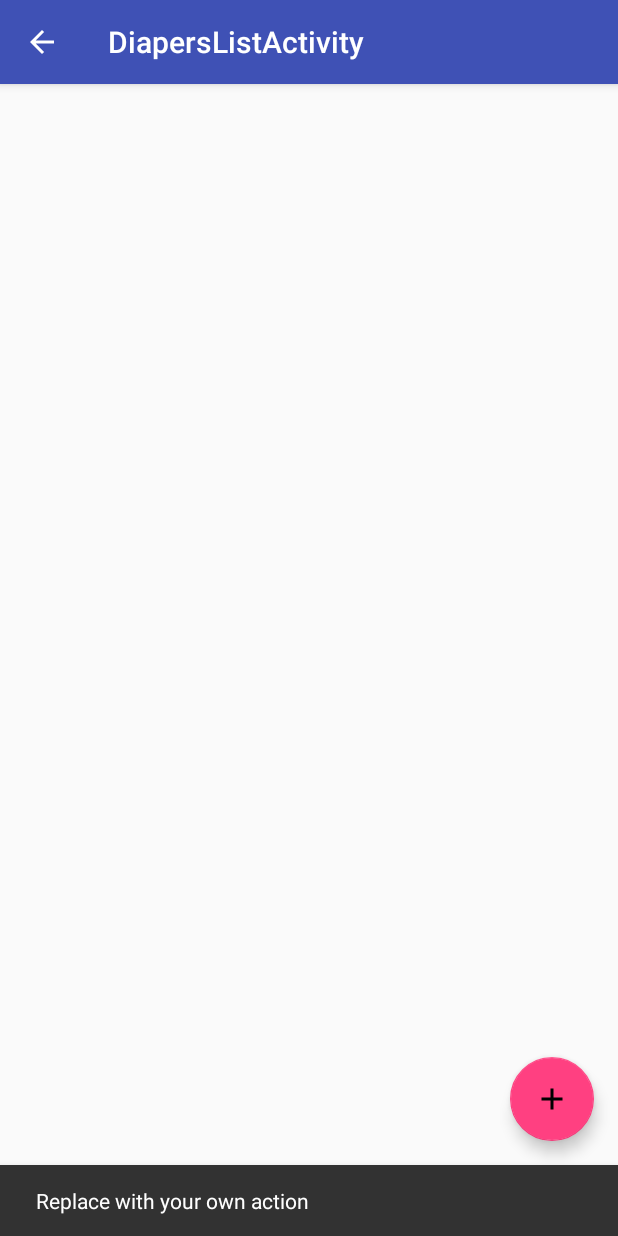
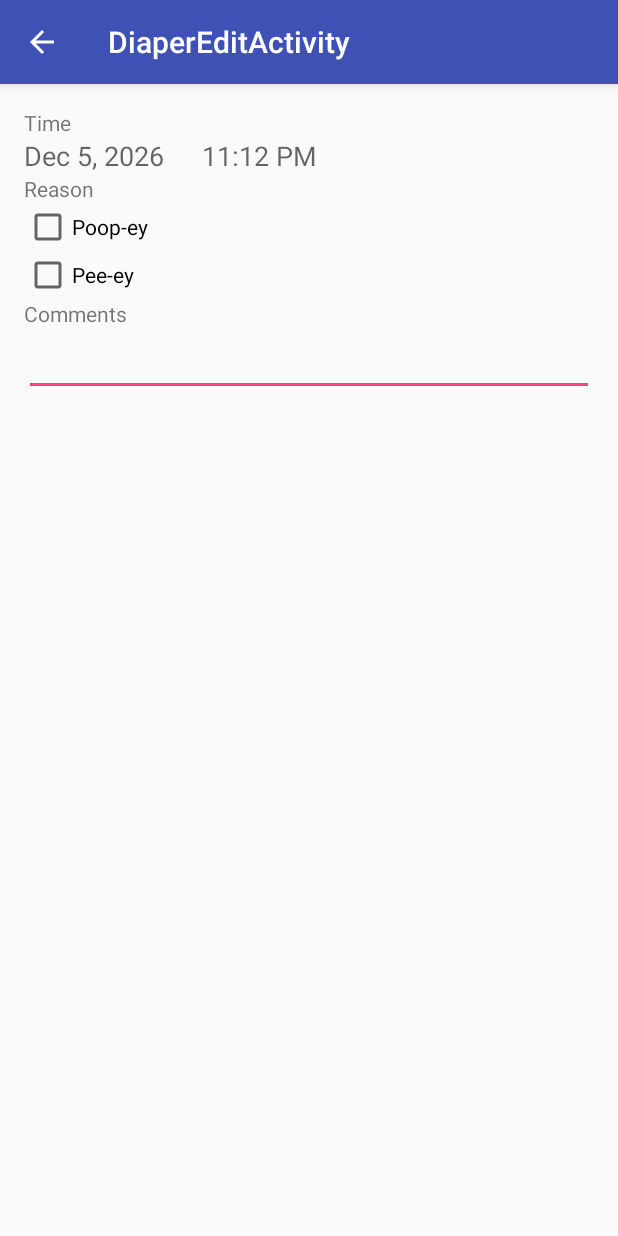
Before and after one commit to rohit-rao/babystats, an Android app: the DiapersListActivity screen opened directly, with no data from a screen before it, after a tap on an icon or button, on a phone screen of 412 x 824 dp. Run offline under Robolectric (Android 15) with nearby library versions, the phone set to English and light mode, and no system bars; our stand-ins replace Firebase (no records; nobody signed in at launch, a user with empty details on screens opened directly).

Commit message:
Imports the UI for viewing and editing diapers.

```diff
--- /dev/null
+++ b/app/src/main/java/com/raogers/babystats/DiaperEditActivity.java
@@ -0,0 +1,193 @@
+package com.raogers.babystats;
+
+import android.app.DatePickerDialog;
+import android.app.Dialog;
+import android.app.TimePickerDialog;
+import android.os.Bundle;
+import android.app.DialogFragment;
+import android.support.v7.app.AppCompatActivity;
+import android.support.v7.widget.Toolbar;
+import android.view.View;
+import android.widget.CheckBox;
+import android.widget.CompoundButton;
+import android.widget.DatePicker;
+import android.widget.EditText;
+import android.widget.TextView;
+import android.widget.TimePicker;
+
+import com.google.firebase.database.DataSnapshot;
+import com.google.firebase.database.DatabaseError;
+import com.google.firebase.database.DatabaseReference;
+import com.google.firebase.database.FirebaseDatabase;
+import com.google.firebase.database.ValueEventListener;
+import com.raogers.babystats.models.Diaper;
+
+import java.text.DateFormat;
+import java.util.Calendar;
+import java.util.Date;
+import java.util.GregorianCalendar;
+
+public class DiaperEditActivity extends AppCompatActivity implements ValueEventListener, TimePickerDialog.OnTimeSetListener, DatePickerDialog.OnDateSetListener {
+
+    public static String EXTRA_PATH = "path";
+
+    private DatabaseReference mDatabaseRef;
+    private Diaper mData;
+
+    @Override
+    protected void onCreate(Bundle savedInstanceState) {
+        super.onCreate(savedInstanceState);
+        setContentView(R.layout.activity_diaper_edit);
+        Toolbar toolbar = (Toolbar) findViewById(R.id.toolbar);
+        setSupportActionBar(toolbar);
+        getSupportActionBar().setDisplayHomeAsUpEnabled(true);
+
+        if (!getIntent().hasExtra(EXTRA_PATH)) {
+            finish();
+        }
+
+        mDatabaseRef = FirebaseDatabase.getInstance().getReferenceFromUrl(
+                getIntent().getStringExtra(EXTRA_PATH));
+        mDatabaseRef.addValueEventListener(this);
+    }
+
+    @Override
+    protected void onPause() {
+        if (mData != null) {
+            mDatabaseRef.setValue(mData);
+        }
+
+        super.onPause();
+    }
+
+    @Override
+    public void onDataChange(DataSnapshot dataSnapshot) {
+        // Rebuild the UI with the latest changes.
+        // TODO(rohitrao): This will blow away any in-progress edits.
+        mData = dataSnapshot.getValue(Diaper.class);
+        if (mData == null) {
+            mData = new Diaper();
+        }
+
+        GregorianCalendar calendar = (GregorianCalendar) GregorianCalendar.getInstance();
+        calendar.setTimeInMillis(mData.getTimeInMillis());
+        Date time = calendar.getTime();
+
+        ((TextView) findViewById(R.id.activity_diapers_edit_date)).setText(DateFormat.getDateInstance().format(time));
+        ((TextView)findViewById(R.id.activity_diapers_edit_time)).setText(DateFormat.getTimeInstance(DateFormat.SHORT).format(time));
+        ((TextView)findViewById(R.id.activity_diapers_edit_comments)).setText(mData.comments);
+
+        CheckBox poopView = (CheckBox)findViewById(R.id.activity_diapers_edit_poop);
+        poopView.setChecked(mData.hasPoop);
+        poopView.setOnCheckedChangeListener(new CompoundButton.OnCheckedChangeListener() {
+            @Override
+            public void onCheckedChanged(CompoundButton compoundButton, boolean b) {
+                mData.hasPoop = b;
+                mDatabaseRef.setValue(mData);
+            }
+        });
+
+        CheckBox peeView = (CheckBox)findViewById(R.id.activity_diapers_edit_pee);
+        peeView.setChecked(mData.hasPee);
+        peeView.setOnCheckedChangeListener(new CompoundButton.OnCheckedChangeListener() {
+            @Override
+            public void onCheckedChanged(CompoundButton compoundButton, boolean b) {
+                mData.hasPee = b;
+                mDatabaseRef.setValue(mData);
+            }
+        });
+
+        EditText commentsView = (EditText)findViewById(R.id.activity_diapers_edit_comments);
+        commentsView.setText(mData.comments);
+    }
+
+    @Override
+    public void onCancelled(DatabaseError databaseError) {
+        // For now, give up on error.
+        finish();
+    }
+
+    public static class TimePickerFragment extends DialogFragment {
+        private Calendar mInitialTime;
+
+        public TimePickerFragment() {
+            mInitialTime = GregorianCalendar.getInstance();
+
+        }
+
+        @Override
+        public Dialog onCreateDialog(Bundle savedInstanceState) {
+            if (getArguments().containsKey("time")) {
+                mInitialTime.setTimeInMillis(getArguments().getLong("time"));
+            }
+
+            // Create a new instance of TimePickerDialog and return it
+            return new TimePickerDialog(getActivity(), (TimePickerDialog.OnTimeSetListener)getActivity(),
+                    mInitialTime.get(Calendar.HOUR_OF_DAY), mInitialTime.get(Calendar.MINUTE),
+                    false);
+        }
+    }
+
+    public void onChooseTime(View view) {
+        DialogFragment newFragment = new TimePickerFragment();
+        Bundle args = new Bundle();
+        args.putLong("time", mData.getTimeInMillis());
+        newFragment.setArguments(args);
+        newFragment.show(getFragmentManager(), "timePicker");
+    }
+
+    @Override
+    public void onTimeSet(TimePicker timePicker, int hourOfDay, int minute) {
+        GregorianCalendar calendar = (GregorianCalendar) GregorianCalendar.getInstance();
+        calendar.setTimeInMillis(mData.getTimeInMillis());
+        calendar.set(Calendar.HOUR_OF_DAY, hourOfDay);
+        calendar.set(Calendar.MINUTE, minute);
+        mData.setTimeInMillis(calendar.getTimeInMillis());
+        mDatabaseRef.setValue(mData);
+
+        Date time = calendar.getTime();
+        ((TextView)findViewById(R.id.activity_diapers_edit_time)).setText(DateFormat.getTimeInstance(DateFormat.SHORT).format(time));
+    }
+
+    public static class DatePickerFragment extends DialogFragment {
+        private Calendar mInitialTime;
+
+        public DatePickerFragment() {
+            mInitialTime = GregorianCalendar.getInstance();
+
+            if (getArguments() != null  && getArguments().containsKey("time")) {
+                mInitialTime.setTimeInMillis(getArguments().getLong("time"));
+            }
+        }
+
+        @Override
+        public Dialog onCreateDialog(Bundle savedInstanceState) {
+            // Create a new instance of TimePickerDialog and return it
+            return new DatePickerDialog(getActivity(), (DatePickerDialog.OnDateSetListener)getActivity(),
+                    mInitialTime.get(Calendar.YEAR), mInitialTime.get(Calendar.MONTH),
+                    mInitialTime.get(Calendar.DATE));
+        }
+    }
+
+    @Override
+    public void onDateSet(DatePicker datePicker, int year, int month, int day) {
+        GregorianCalendar calendar = (GregorianCalendar) GregorianCalendar.getInstance();
+        calendar.setTimeInMillis(mData.getTimeInMillis());
+        calendar.set(Calendar.YEAR, year);
+        calendar.set(Calendar.MONTH, month);
+        calendar.set(Calendar.DATE, day);
+        mData.setTimeInMillis(calendar.getTimeInMillis());
+        mDatabaseRef.setValue(mData);
+
+        Date time = calendar.getTime();
+        ((TextView)findViewById(R.id.activity_diapers_edit_date)).setText(DateFormat.getDateInstance().format(time));
+    }
+
+    public void onChooseDate(View view) {
+        DialogFragment newFragment = new DatePickerFragment();
+        Bundle args = new Bundle();
+        args.putLong("time", mData.getTimeInMillis());
+        newFragment.setArguments(args);
+        newFragment.show(getFragmentManager(), "datePicker");
+    }
+}
--- a/app/src/main/java/com/raogers/babystats/DiapersListActivity.java
+++ b/app/src/main/java/com/raogers/babystats/DiapersListActivity.java
@@ -1,13 +1,60 @@
 package com.raogers.babystats;
 
+import android.content.Intent;
 import android.os.Bundle;
 import android.support.design.widget.FloatingActionButton;
-import android.support.design.widget.Snackbar;
 import android.support.v7.app.AppCompatActivity;
+import android.support.v7.widget.LinearLayoutManager;
+import android.support.v7.widget.RecyclerView;
 import android.support.v7.widget.Toolbar;
+import android.view.LayoutInflater;
 import android.view.View;
+import android.view.ViewGroup;
+import android.widget.CheckBox;
+import android.widget.TextView;
+
+import com.firebase.ui.database.FirebaseRecyclerAdapter;
+import com.firebase.ui.database.FirebaseRecyclerOptions;
+import com.google.firebase.database.DatabaseReference;
+import com.google.firebase.database.FirebaseDatabase;
+import com.google.firebase.database.Query;
+import com.raogers.babystats.models.Diaper;
+
+import java.text.DateFormat;
+import java.util.Date;
 
 public class DiapersListActivity extends AppCompatActivity {
+
+    public class ViewHolder extends RecyclerView.ViewHolder implements View.OnClickListener {
+        private TextView mDateText;
+        private TextView mTimeText;
+        private CheckBox mPoopCheckbox;
+        private CheckBox mPeeCheckbox;
+        private TextView mCommentsText;
+
+        private String mRefKey;
+
+        public ViewHolder(View itemView) {
+            super(itemView);
+            mDateText = (TextView)itemView.findViewById(R.id.list_diapers_date);
+            mTimeText = (TextView)itemView.findViewById(R.id.list_diapers_time);
+            mPoopCheckbox = (CheckBox)itemView.findViewById(R.id.list_diapers_poop);
+            mPeeCheckbox = (CheckBox)itemView.findViewById(R.id.list_diapers_pee);
+            mCommentsText = (TextView)itemView.findViewById(R.id.list_diapers_comments);
+            mRefKey = null;
+
+            itemView.setOnClickListener(this);
+        }
+
+        @Override
+        public void onClick(View v) {
+            Intent intent = new Intent(itemView.getContext(), DiaperEditActivity.class);
+            intent.putExtra(DiaperEditActivity.EXTRA_PATH, mRefKey);
+            startActivity(intent);
+        }
+    }
+
+    private DatabaseReference mDatabaseRef;
 
     @Override
     protected void onCreate(Bundle savedInstanceState) {
@@ -20,11 +67,63 @@ public class DiapersListActivity extends AppCompatActivity {
         fab.setOnClickListener(new View.OnClickListener() {
             @Override
             public void onClick(View view) {
-                Snackbar.make(view, "Replace with your own action", Snackbar.LENGTH_LONG)
-                        .setAction("Action", null).show();
+                DiapersListActivity.this.onAddEntry();
             }
         });
         getSupportActionBar().setDisplayHomeAsUpEnabled(true);
+
+        // Set up firebase.
+        mDatabaseRef = FirebaseDatabase.getInstance().getReference().child("demo").child("diapers");
+
+        // Set up the recycler view.
+        Query query = mDatabaseRef.orderByChild("timeInNegativeMillis");
+        FirebaseRecyclerOptions<Diaper> options =
+                new FirebaseRecyclerOptions.Builder<Diaper>()
+                .setQuery(query, Diaper.class)
+                .setLifecycleOwner(this)
+                .build();
+
+        FirebaseRecyclerAdapter adapter = new FirebaseRecyclerAdapter<Diaper, ViewHolder>(options) {
+            @Override
+            public ViewHolder onCreateViewHolder(ViewGroup parent, int viewType) {
+                // Create a new instance of the ViewHolder, in this case we are using a custom
+                // layout called R.layout.message for each item
+                View view = LayoutInflater.from(parent.getContext())
+                        .inflate(R.layout.list_diapers_row, parent, false);
+                return new ViewHolder(view);
+            }
+
+            @Override
+            protected void onBindViewHolder(ViewHolder holder, int position, Diaper model) {
+                holder.mRefKey = getRef(position).toString();
+
+                ((TextView)holder.itemView.findViewById(R.id.list_diapers_sectionheader)).setVisibility(View.GONE);
+
+                Date date = new Date(model.getTimeInMillis());
+                holder.mDateText.setText(DateFormat.getDateInstance().format(date));
+                holder.mTimeText.setText(DateFormat.getTimeInstance(DateFormat.SHORT).format(date));
+
+                holder.mPoopCheckbox.setChecked(model.hasPoop);
+                holder.mPeeCheckbox.setChecked(model.hasPee);
+
+                holder.mCommentsText.setText(model.comments);
+            }
+        };
+
+        RecyclerView recyclerView = (RecyclerView)findViewById(R.id.content_diapers_list_recyclerview);
+        recyclerView.setLayoutManager(new LinearLayoutManager(this));
+        recyclerView.setAdapter(adapter);
+    }
+
+
+    private void onAddEntry() {
+        DatabaseReference newRef = mDatabaseRef.push();
+        Intent intent = new Intent(this, DiaperEditActivity.class);
+        intent.putExtra(DiaperEditActivity.EXTRA_PATH, newRef.toString());
+
+        Diaper d = new Diaper();
+        newRef.setValue(d);
+        startActivity(intent);
     }
 
 }
--- /dev/null
+++ b/app/src/main/res/layout/activity_diaper_edit.xml
@@ -0,0 +1,25 @@
+<?xml version="1.0" encoding="utf-8"?>
+<android.support.design.widget.CoordinatorLayout xmlns:android="http://schemas.android.com/apk/res/android"
+    xmlns:app="http://schemas.android.com/apk/res-auto"
+    xmlns:tools="http://schemas.android.com/tools"
+    android:layout_width="match_parent"
+    android:layout_height="match_parent"
+    tools:context="com.raogers.babystats.DiaperEditActivity">
+
+    <android.support.design.widget.AppBarLayout
+        android:layout_width="match_parent"
+        android:layout_height="wrap_content"
+        android:theme="@style/AppTheme.AppBarOverlay">
+
+        <android.support.v7.widget.Toolbar
+            android:id="@+id/toolbar"
+            android:layout_width="match_parent"
+            android:layout_height="?attr/actionBarSize"
+            android:background="?attr/colorPrimary"
+            app:popupTheme="@style/AppTheme.PopupOverlay" />
+
+    </android.support.design.widget.AppBarLayout>
+
+    <include layout="@layout/content_diaper_edit" />
+
+</android.support.design.widget.CoordinatorLayout>
--- /dev/null
+++ b/app/src/main/res/layout/content_diaper_edit.xml
@@ -0,0 +1,73 @@
+<?xml version="1.0" encoding="utf-8"?>
+<LinearLayout xmlns:android="http://schemas.android.com/apk/res/android"
+    xmlns:app="http://schemas.android.com/apk/res-auto"
+    xmlns:tools="http://schemas.android.com/tools"
+    android:layout_width="match_parent"
+    android:layout_height="match_parent"
+    android:orientation="vertical"
+    android:paddingBottom="@dimen/activity_vertical_margin"
+    android:paddingLeft="@dimen/activity_horizontal_margin"
+    android:paddingRight="@dimen/activity_horizontal_margin"
+    android:paddingTop="@dimen/activity_vertical_margin"
+    app:layout_behavior="@string/appbar_scrolling_view_behavior"
+    tools:context="com.raogers.babystats.DiaperEditActivity">
+
+    <TextView
+        android:layout_width="wrap_content"
+        android:layout_height="wrap_content"
+        android:text="Time" />
+
+    <LinearLayout
+        android:layout_width="match_parent"
+        android:layout_height="wrap_content"
+        android:orientation="horizontal">
+
+        <TextView
+            android:id="@+id/activity_diapers_edit_date"
+            android:onClick="onChooseDate"
+            android:layout_width="wrap_content"
+            android:layout_height="wrap_content"
+            android:paddingRight="25dp"
+            android:textAppearance="?android:attr/textAppearanceMedium" />
+
+        <TextView
+            android:id="@+id/activity_diapers_edit_time"
+            android:onClick="onChooseTime"
+            android:layout_width="wrap_content"
+            android:layout_height="wrap_content"
+            android:textAppearance="?android:attr/textAppearanceMedium" />
+
+    </LinearLayout>
+
+    <TextView
+        android:layout_width="wrap_content"
+        android:layout_height="wrap_content"
+        android:text="Reason" />
+
+    <CheckBox
+        android:id="@+id/activity_diapers_edit_poop"
+        android:layout_width="wrap_content"
+        android:layout_height="wrap_content"
+        android:checked="false"
+        android:text="Poop-ey" />
+
+    <CheckBox
+        android:id="@+id/activity_diapers_edit_pee"
+        android:layout_width="wrap_content"
+        android:layout_height="wrap_content"
+        android:checked="false"
+        android:text="Pee-ey" />
+
+    <TextView
+        android:layout_width="wrap_content"
+        android:layout_height="wrap_content"
+        android:text="Comments" />
+
+    <EditText
+        android:id="@+id/activity_diapers_edit_comments"
+        android:layout_width="match_parent"
+        android:layout_height="wrap_content"
+        android:ems="10"
+        android:inputType="textMultiLine" />
+
+</LinearLayout>
--- a/app/src/main/res/values/strings.xml
+++ b/app/src/main/res/values/strings.xml
@@ -7,4 +7,5 @@
     <string name="title_activity_diapers_list">DiapersListActivity</string>
     <string name="title_activity_food_list">FoodListActivity</string>
     <string name="title_activity_sleep_list">SleepListActivity</string>
+    <string name="title_activity_diaper_edit">DiaperEditActivity</string>
 </resources>
```
Also changed, not shown: app/build.gradle (+5 -2 lines), app/src/main/AndroidManifest.xml (+9 -0 lines), app/src/main/res/layout/list_diapers_row.xml (added, +76 -0 lines).
